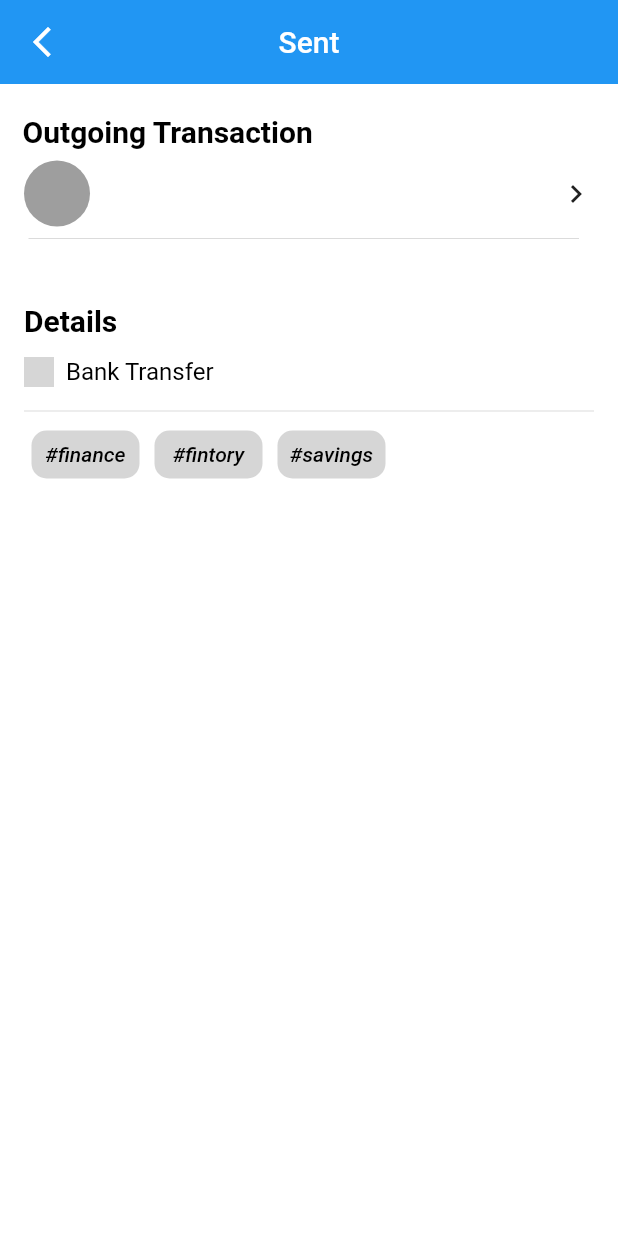
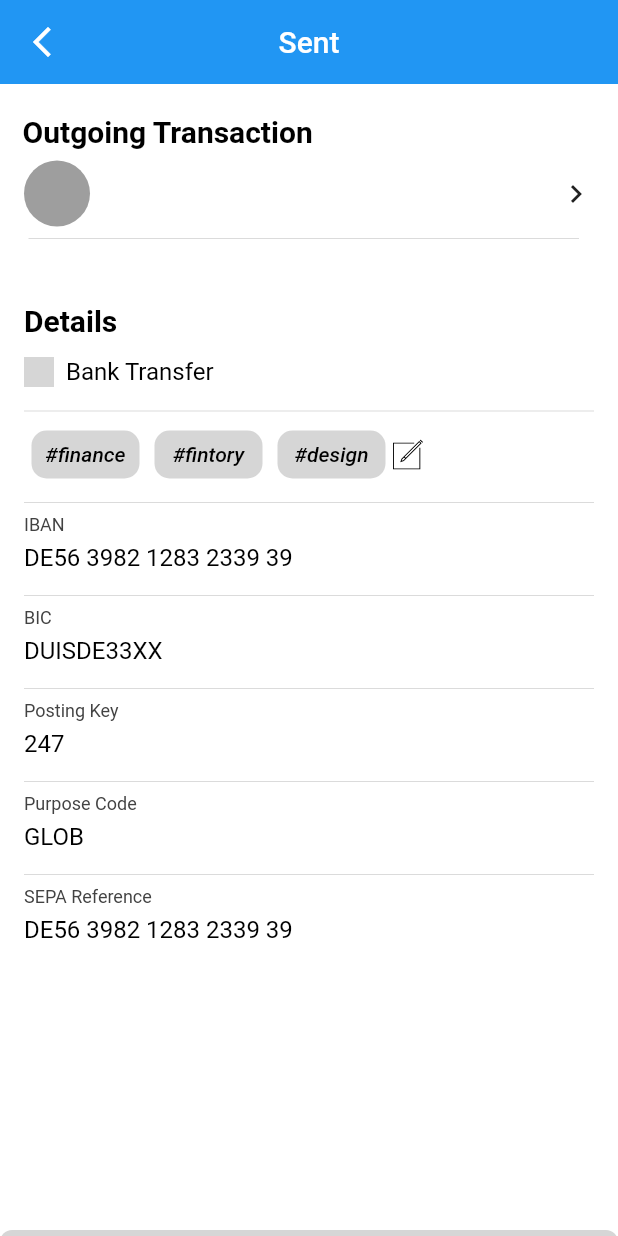
Before and after one commit to MaxTrent/bankapp, a Flutter app: the TransactionPage screen opened directly with empty values, on a phone screen of 412 x 824 dp. Run offline on Flutter 3.47's test engine with Material 2 defaults, Android fonts, the phone set to English and light mode, and no system bars; our stand-ins replace flutter_svg; grey boxes are pictures that could not be loaded.

Commit message:
finished ui

```diff
--- a/lib/screens/transaction_page.dart
+++ b/lib/screens/transaction_page.dart
@@ -1,5 +1,6 @@
 import 'package:bankapp_ui/themes/theme_colors.dart';
 import 'package:bankapp_ui/themes/theme_styles.dart';
+import 'package:bankapp_ui/widgets/add_note.dart';
 import 'package:bankapp_ui/widgets/card_in_page.dart';
 import 'package:bankapp_ui/widgets/other_details_divider.dart';
 import 'package:flutter/material.dart';
@@ -119,12 +120,80 @@ class _TransactionPageState extends State<TransactionPage> {
                             color: ThemeColors.lightGrey,
                             borderRadius: BorderRadius.circular(10.0),
                           ),
-                          child: Center(child: Text('#savings', style: ThemeStyles.tagText,)),
+                          child: Center(child: Text('#design', style: ThemeStyles.tagText,)),
                         ),
                       ),
+                      SvgPicture.asset('assets/edit-svgrepo-com.svg',
+                        height: 20,
+                        width: 20,),
                     ],
                   ),
                 ),
+                OtherDetailsDivider(),
+                Padding(
+                  padding: const EdgeInsets.only(left: 16.0),
+                  child: Column(
+                    crossAxisAlignment: CrossAxisAlignment.start,
+                    children: [
+                      Text('IBAN', style: ThemeStyles.otherDetailsSecondary,),
+                      SizedBox(height: 5.0,),
+                      Text('DE56 3982 1283 2339 39', style: ThemeStyles.otherDetailsPrimary,),
+                    ],
+                  ),
+                ),
+                OtherDetailsDivider(),
+                Padding(
+                  padding: const EdgeInsets.only(left: 16.0),
+                  child: Column(
+                    crossAxisAlignment: CrossAxisAlignment.start,
+                    children: [
+                      Text('BIC', style: ThemeStyles.otherDetailsSecondary,),
+                      SizedBox(height: 5.0,),
+                      Text('DUISDE33XX', style: ThemeStyles.otherDetailsPrimary,),
+                    ],
+                  ),
+                ),
+                OtherDetailsDivider(),
+                Padding(
+                  padding: const EdgeInsets.only(left: 16.0),
+                  child: Column(
+                    crossAxisAlignment: CrossAxisAlignment.start,
+                    children: [
+                      Text('Posting Key', style: ThemeStyles.otherDetailsSecondary,),
+                      SizedBox(height: 5.0,),
+                      Text('247', style: ThemeStyles.otherDetailsPrimary,),
+                    ],
+                  ),
+                ),
+                OtherDetailsDivider(),
+                Padding(
+                  padding: const EdgeInsets.only(left: 16.0),
+                  child: Column(
+                    crossAxisAlignment: CrossAxisAlignment.start,
+                    children: [
+                      Text('Purpose Code', style: ThemeStyles.otherDetailsSecondary,),
+                      SizedBox(height: 5.0,),
+                      Text('GLOB', style: ThemeStyles.otherDetailsPrimary,),
+                    ],
+                  ),
+                ),
+                OtherDetailsDivider(),
+                Padding(
+                  padding: const EdgeInsets.only(left: 16.0),
+                  child: Column(
+                    crossAxisAlignment: CrossAxisAlignment.start,
+                    children: [
+                      Text('SEPA Reference', style: ThemeStyles.otherDetailsSecondary,),
+                      SizedBox(height: 5.0,),
+                      Text('DE56 3982 1283 2339 39', style: ThemeStyles.otherDetailsPrimary,),
+                    ],
+                  ),
+                ),
+                AddNote(),
+
+
+
+
               ],
             ),
           ],
--- /dev/null
+++ b/lib/widgets/add_note.dart
@@ -0,0 +1,42 @@
+import 'package:bankapp_ui/themes/theme_colors.dart';
+import 'package:bankapp_ui/themes/theme_styles.dart';
+import 'package:flutter/cupertino.dart';
+import 'package:flutter/material.dart';
+
+class AddNote extends StatefulWidget {
+  const AddNote({Key? key}) : super(key: key);
+
+  @override
+  State<AddNote> createState() => _AddNoteState();
+}
+
+class _AddNoteState extends State<AddNote> {
+  @override
+  Widget build(BuildContext context) {
+    return Padding(
+      padding: const EdgeInsets.only(top: 191.0),
+      child: Positioned(
+        bottom: 50.0,
+        left: 16.0,
+        right: 16.0,
+        child: Container(
+          height: 45.0,
+          width: 345.0,
+          child: Center(
+            child: Text(
+              'Add a Note', style: TextStyle(
+              fontSize: 16.0,
+              fontWeight: FontWeight.w700,
+              fontStyle: FontStyle.italic,
+            ),
+            ),
+          ),
+          decoration: BoxDecoration(
+            color: ThemeColors.lightGrey,
+            borderRadius: BorderRadius.circular(8.0),
+          ),
+        ),
+      ),
+    );
+  }
+}
```
